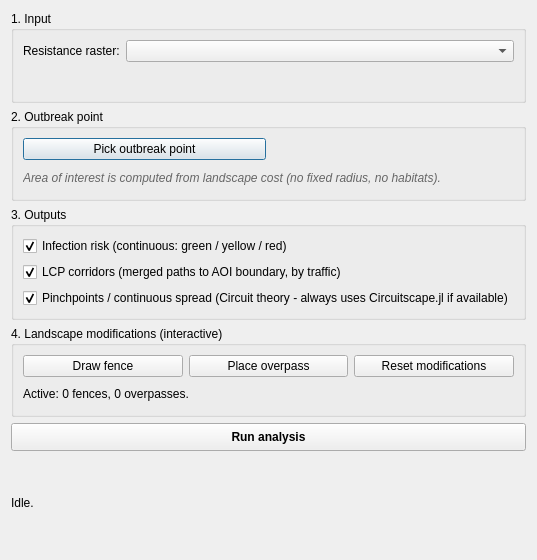
The window that qgis_plugin/wildboar_connectivity/connectivity_dialog_base.ui (LukasBuchmann/BA-wild-boar-connectivity-modeling) describes before a commit, drawn with Qt 5.
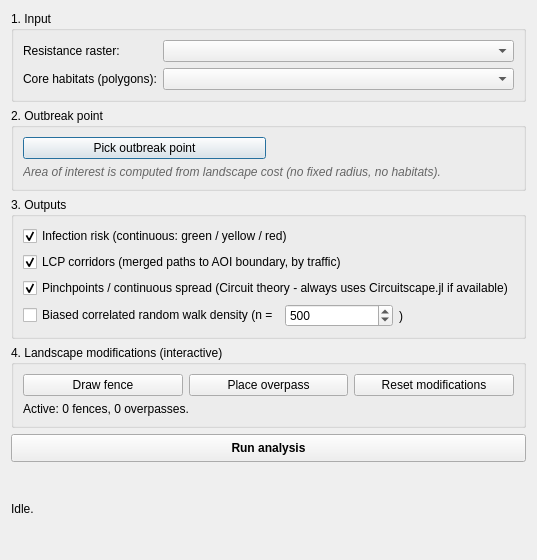
The same window after the commit. Custom widgets are drawn as their Qt base class.

What changed in the file:
```diff
--- a/qgis_plugin/wildboar_connectivity/connectivity_dialog_base.ui
+++ b/qgis_plugin/wildboar_connectivity/connectivity_dialog_base.ui
@@ -22,6 +22,18 @@
       <item row="0" column="1">
        <widget class="QgsMapLayerComboBox" name="cmbRaster"/>
       </item>
+      <item row="1" column="0">
+       <widget class="QLabel" name="lblHabitats">
+        <property name="text"><string>Core habitats (polygons):</string></property>
+       </widget>
+      </item>
+      <item row="1" column="1">
+       <widget class="QgsMapLayerComboBox" name="cmbHabitats">
+        <property name="toolTip">
+         <string>Optional. If set, LCPs target these habitat polygons instead of auto-detected low-resistance clusters.</string>
+        </property>
+       </widget>
+      </item>
      </layout>
     </widget>
    </item>
@@ -79,6 +91,35 @@
         <property name="checked"><bool>true</bool></property>
        </widget>
       </item>
+      <item>
+       <layout class="QHBoxLayout" name="hRandom">
+        <item>
+         <widget class="QCheckBox" name="chkRandomWalk">
+          <property name="text"><string>Biased correlated random walk density (n =</string></property>
+          <property name="checked"><bool>false</bool></property>
+          <property name="toolTip">
+           <string>Stochastic BCRW: per-step probability combines a 1/(R*step) cost bias with a von Mises directional-persistence term (Codling et al. 2008; Turchin 1998). The visit-count raster converges to the Circuitscape current map in the limit, but a single run shows individual trajectories.</string>
+          </property>
+         </widget>
+        </item>
+        <item>
+         <widget class="QSpinBox" name="spnNWalks">
+          <property name="minimum"><number>50</number></property>
+          <property name="maximum"><number>5000</number></property>
+          <property name="value"><number>500</number></property>
+          <property name="singleStep"><number>50</number></property>
+         </widget>
+        </item>
+        <item>
+         <widget class="QLabel" name="lblWalksTail">
+          <property name="text"><string>)</string></property>
+         </widget>
+        </item>
+        <item>
+         <spacer><property name="orientation"><enum>Qt::Horizontal</enum></property></spacer>
+        </item>
+       </layout>
+      </item>
      </layout>
     </widget>
    </item>
```
